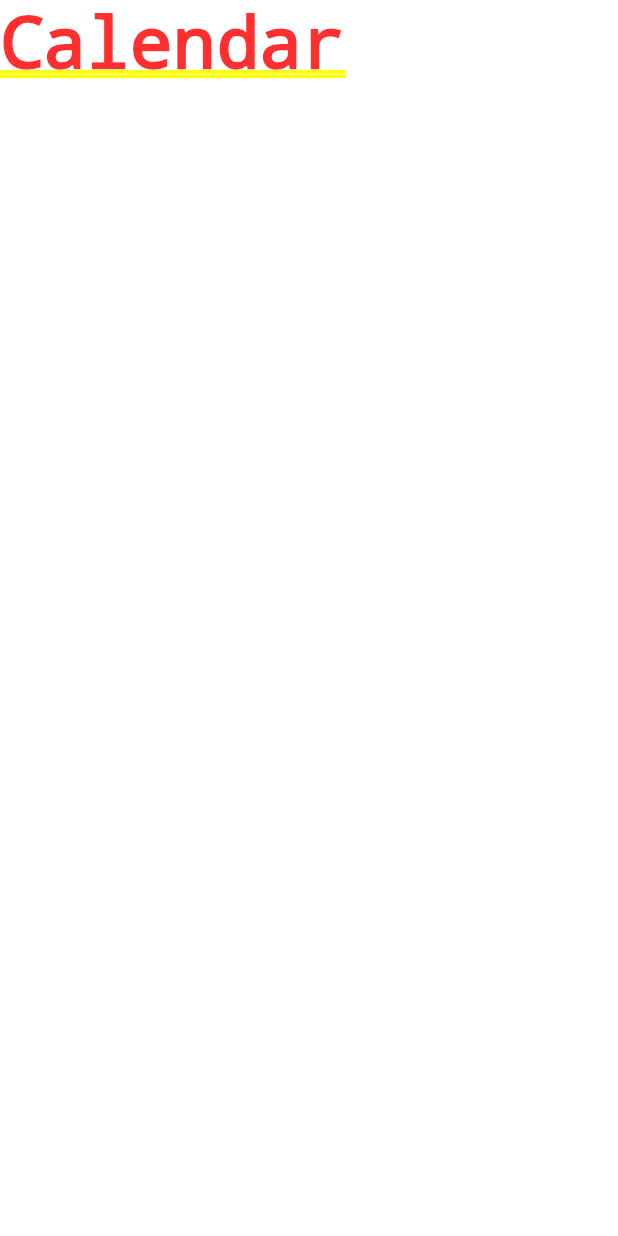
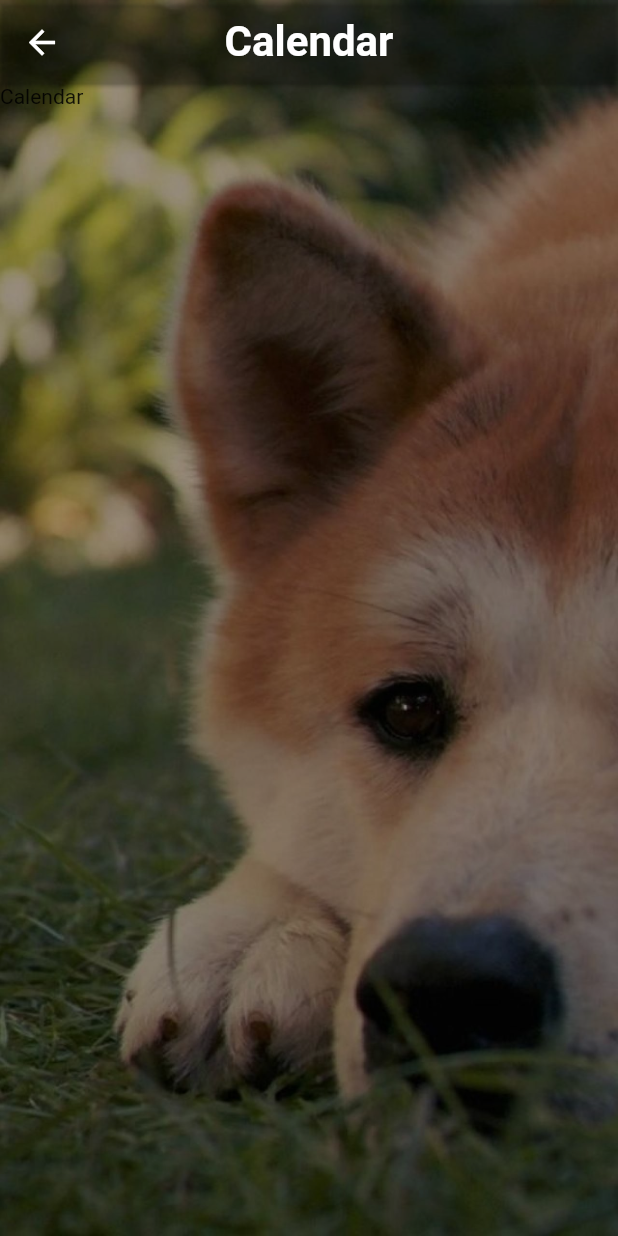
Before and after one commit to alreadybe/dog_assist, a Flutter app: the screen it shows after launch, item 2 of the bottom bar chosen, on a phone screen of 412 x 824 dp. Run offline on Flutter 3.47's test engine with Material 2 defaults, Android fonts, the phone set to English and light mode, and no system bars; our stand-ins replace google_fonts, shared_preferences.

Commit message:
add all screen

```diff
--- a/lib/l10n/intl_en.arb
+++ b/lib/l10n/intl_en.arb
@@ -13,5 +13,9 @@
     "ru": "Русский",
     "en": "English",
     "setBack": "Set background image",
+    "calendar": "Calendar",
+    "notes": "Notes",
+    "profile": "Profile",
+    "training": "Training",
     "test": "Feed dog at 14:30"
 }
--- a/lib/l10n/intl_ru.arb
+++ b/lib/l10n/intl_ru.arb
@@ -13,5 +13,9 @@
     "ru": "Русский",
     "en": "English",
     "setBack": "Установить фон",
+    "calendar": "Календарь",
+    "notes": "Заметки",
+    "profile": "Профиль",
+    "training": "Тренировки",
     "test": "Покормить собаку в 14:30"
 }
--- a/lib/screens/calendar.dart
+++ b/lib/screens/calendar.dart
@@ -1,12 +1,31 @@
 import 'package:flutter/material.dart';
 
-class Calendar extends StatelessWidget {
-  // This widget is the root of your application.
+import '../generated/l10n.dart';
+
+import '../components/HeaderBar.dart';
+
+class Calendar extends StatefulWidget {
+  @override
+  State<StatefulWidget> createState() {
+    return _CalendarState();
+  }
+}
+
+class _CalendarState extends State<Calendar> {
   @override
   Widget build(BuildContext context) {
-    return MaterialApp(
-      title: 'Flutter Demo',
-      home: Text('Calendar'),
-    );
+    return Container(
+        decoration: BoxDecoration(
+            image: DecorationImage(
+                image: AssetImage('images/background.jpg'), fit: BoxFit.cover)),
+        child: Scaffold(
+            backgroundColor: Colors.black38,
+            appBar: PreferredSize(
+                child: HeaderBar(S.of(context).calendar, true, false),
+                preferredSize: Size(double.infinity, kToolbarHeight)),
+            body: Container(
+              child: Text('Calendar'),
+            )));
   }
 }
+// This widget is the root of your application.
```
Also changed, not shown: lib/screens/notes.dart (+25 -6 lines), lib/screens/profile.dart (+25 -6 lines), lib/screens/settings.dart (+8 -1 lines), lib/screens/training.dart (+25 -6 lines), lib/generated/intl/messages_en.dart, lib/generated/intl/messages_ru.dart, lib/generated/l10n.dart.
